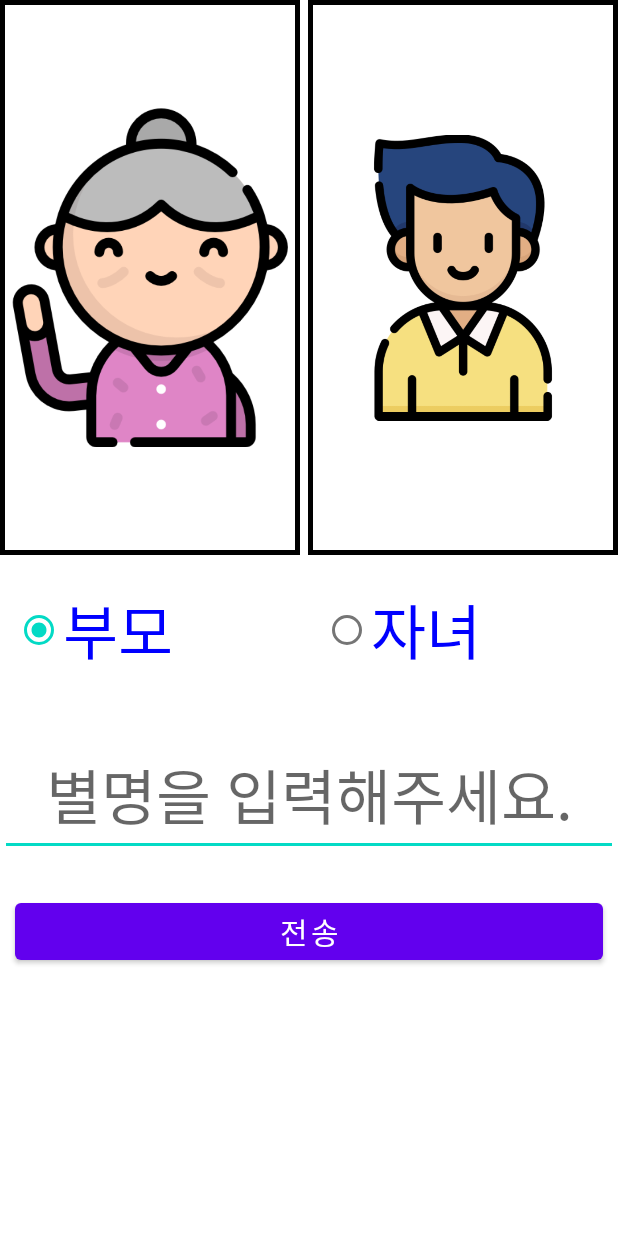
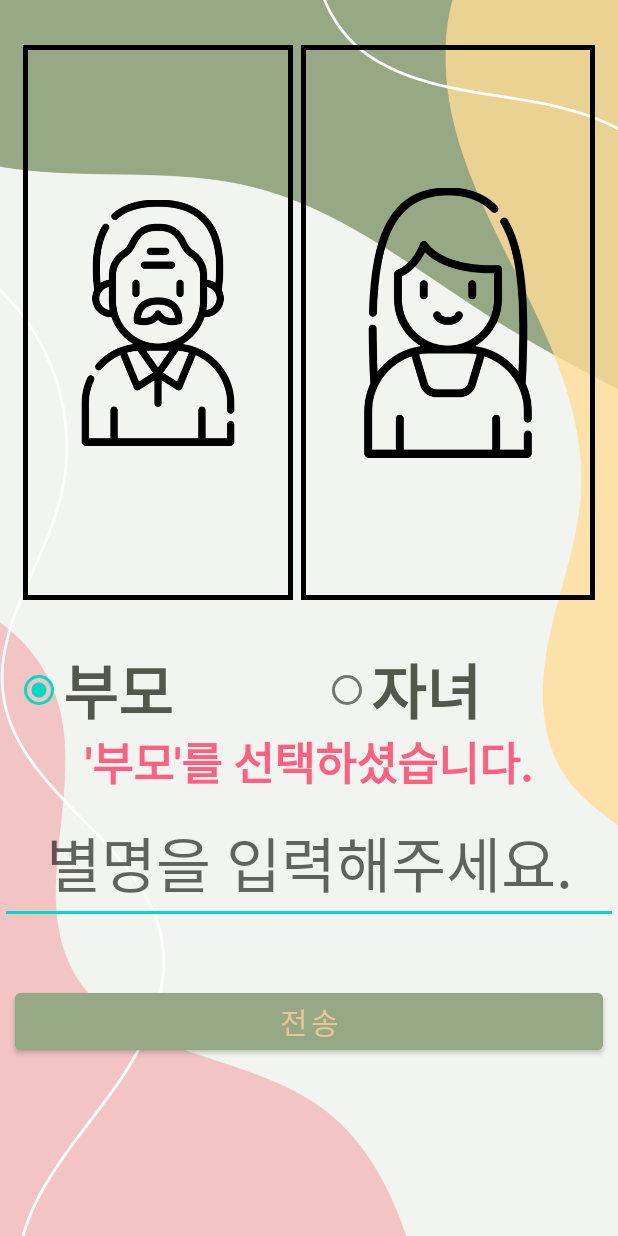
Before and after one commit to Capstone-Muyaho/Capstone-Chat, an Android app: the ChooseTypeActivity screen opened directly, with no data from a screen before it, after a tap on "부모", on a phone screen of 412 x 824 dp. Run offline under Robolectric (Android 15) with nearby library versions, the phone set to English and light mode, and no system bars; our stand-ins replace Firebase (no records; nobody signed in at launch, a user with empty details on screens opened directly); libraries missing offline, so code that uses them is left out: com.kakao.sdk; 1 statement that could not run was skipped.

Commit message:
디자인 수정
배경 디자인 추가
부모-자녀 선택 화면 디자인 변경

```diff
--- a/app/src/main/java/com/example/capstone_frontend/ChooseTypeActivity.kt
+++ b/app/src/main/java/com/example/capstone_frontend/ChooseTypeActivity.kt
@@ -4,12 +4,12 @@ import android.annotation.SuppressLint
 import android.content.Intent
 import android.os.Bundle
 import android.util.Log
+import android.widget.RadioGroup
 import androidx.appcompat.app.AppCompatActivity
 import com.google.firebase.database.DatabaseReference
 import com.google.firebase.database.ktx.database
 import com.google.firebase.ktx.Firebase
 import com.kakao.sdk.user.UserApiClient
-import kotlinx.android.synthetic.main.activity_my_profile.*
 import kotlinx.android.synthetic.main.activity_type.*
 
 class ChooseTypeActivity : AppCompatActivity() {
@@ -42,12 +42,25 @@ class ChooseTypeActivity : AppCompatActivity() {
             Log.e("firebase", "Error getting data", it)
         }
 
-        btn_grandma.setOnClickListener {
+        btn_nickname.setOnClickListener {
+            when(type_group.checkedRadioButtonId) {
+                R.id.btn_grandpa -> tv.text = "부모로 설정\n"
+                R.id.btn_daughter -> tv.text = "자녀로 설정\n"
+            }
+        }
+
+        type_group.setOnCheckedChangeListener(CheckboxListener())
+        type_group.setOnCheckedChangeListener { group, checkedId ->
+            when (checkedId) {
+                R.id.btn_grandpa -> tv.text = "'부모'를 선택하셨습니다."
+                R.id.btn_daughter -> tv.text = "'자녀'를 선택하셨습니다."
+            }
+        }
+
+        btn_grandpa.setOnClickListener {
             type = "P"
-            // Toast.makeText(applicationContext, Stype, Toast.LENGTH_SHORT).show()
-            btnNickName.setOnClickListener {
+            btn_nickname.setOnClickListener {
                 nickName = edit_nickname.text.toString()
-                // Toast.makeText(this@ChooseTypeActivity, inputNick, Toast.LENGTH_SHORT).show()
 
                 writeNewUser(id, nickName, email, type, ageRange, db)
 
@@ -58,13 +71,11 @@ class ChooseTypeActivity : AppCompatActivity() {
             }
         }
 
-        btn_son.setOnClickListener {
+        btn_daughter.setOnClickListener {
             type = "C"
-            // Toast.makeText(applicationContext, Stype, Toast.LENGTH_SHORT).show()
 
-            btnNickName.setOnClickListener {
+            btn_nickname.setOnClickListener {
                 nickName = edit_nickname.text.toString()
-                // Toast.makeText(this@ChooseTypeActivity, inputNick, Toast.LENGTH_SHORT).show()
 
                 writeNewUser(id, nickName, email, type, ageRange, db)
 
@@ -72,6 +83,18 @@ class ChooseTypeActivity : AppCompatActivity() {
                 childIntent.putExtra("type", type)
                 childIntent.putExtra("nickName", nickName)
                 startActivity(childIntent)
+            }
+        }
+    }
+
+    inner class CheckboxListener: RadioGroup.OnCheckedChangeListener {
+        override fun onCheckedChanged(group: RadioGroup?, checkedId: Int) {
+            when(group?.id) {
+                R.id.type_group ->
+                    when(checkedId) {
+                        R.id.btn_grandpa -> tv.text = "부모 설정"
+                        R.id.btn_daughter -> tv.text = "자녀 설정"
+                    }
             }
         }
     }
--- a/app/src/main/res/layout/activity_child_main.xml
+++ b/app/src/main/res/layout/activity_child_main.xml
@@ -4,7 +4,7 @@
     xmlns:tools="http://schemas.android.com/tools"
     android:layout_width="match_parent"
     android:layout_height="match_parent"
-    android:background="#CCE7C794"
+    android:background="@drawable/myinfo2"
     android:orientation="vertical"
     tools:context=".ChildMainActivity">
 
--- a/app/src/main/res/layout/activity_intro.xml
+++ b/app/src/main/res/layout/activity_intro.xml
@@ -3,12 +3,13 @@
     xmlns:app="http://schemas.android.com/apk/res-auto"
     android:layout_width="match_parent"
     android:layout_height="match_parent"
-    android:background="#97A884">
+    android:background="@drawable/menu1">
 
     <ImageView
         android:id="@+id/imageView"
-        android:layout_width="wrap_content"
-        android:layout_height="wrap_content"
+        android:layout_width="335dp"
+        android:layout_height="350dp"
+        android:layout_marginTop="24dp"
         app:layout_constraintBottom_toBottomOf="parent"
         app:layout_constraintEnd_toEndOf="parent"
         app:layout_constraintStart_toStartOf="parent"
--- a/app/src/main/res/layout/activity_log_in.xml
+++ b/app/src/main/res/layout/activity_log_in.xml
@@ -2,9 +2,9 @@
 <LinearLayout xmlns:android="http://schemas.android.com/apk/res/android"
     xmlns:app="http://schemas.android.com/apk/res-auto"
     xmlns:tools="http://schemas.android.com/tools"
+    android:background="@drawable/login"
     android:layout_width="match_parent"
     android:layout_height="match_parent"
-    android:background="#CCE7C794"
     android:gravity="center|bottom"
     tools:context=".LogInActivity">
 
--- a/app/src/main/res/layout/activity_my_profile.xml
+++ b/app/src/main/res/layout/activity_my_profile.xml
@@ -4,7 +4,7 @@
     xmlns:tools="http://schemas.android.com/tools"
     android:layout_width="match_parent"
     android:layout_height="match_parent"
-    android:background="#B3E7C794"
+    android:background="@drawable/myinfo2"
     tools:context=".MyProfileActivity">
 
     <TextView
--- a/app/src/main/res/layout/activity_parent_main.xml
+++ b/app/src/main/res/layout/activity_parent_main.xml
@@ -4,7 +4,7 @@
     xmlns:tools="http://schemas.android.com/tools"
     android:layout_width="match_parent"
     android:layout_height="match_parent"
-    android:background="#CCE7C794"
+    android:background="@drawable/myinfo2"
     android:orientation="vertical"
     tools:context=".ParentMainActivity">
 
--- a/app/src/main/res/layout/activity_snaptalk.xml
+++ b/app/src/main/res/layout/activity_snaptalk.xml
@@ -5,7 +5,7 @@
 
     android:layout_width="match_parent"
     android:layout_height="match_parent"
-    android:background="#B2E7C794"
+    android:background="@drawable/myinfo1"
     tools:context=".SnaptalkActivity">
 
     <Button
--- a/app/src/main/res/layout/activity_type.xml
+++ b/app/src/main/res/layout/activity_type.xml
@@ -1,66 +1,84 @@
 <?xml version="1.0" encoding="utf-8"?>
 <RelativeLayout xmlns:android="http://schemas.android.com/apk/res/android"
-    xmlns:app="http://schemas.android.com/apk/res-auto"
     xmlns:tools="http://schemas.android.com/tools"
     android:layout_width="match_parent"
     android:layout_height="match_parent"
+    android:background="@drawable/myinfo1"
     android:gravity="top|bottom"
     android:weightSum="2"
     tools:context=".ChooseTypeActivity">
 
     <ImageView
-        android:id="@+id/img_grandma"
-        android:layout_width="200dp"
+        android:id="@+id/img_grandpa"
+        android:layout_width="180dp"
         android:layout_height="370dp"
+        android:layout_marginLeft="15dp"
+        android:layout_marginTop="30dp"
         android:layout_weight="1"
         android:adjustViewBounds="true"
         android:background="@drawable/buttonline"
         android:scaleType="fitCenter"
-        android:src="@drawable/grandma" />
+        android:src="@drawable/grandfather" />
 
     <ImageView
-        android:id="@+id/img_son"
-        android:layout_width="220dp"
+        android:id="@+id/img_daughter"
+        android:layout_width="200dp"
         android:layout_height="370dp"
         android:layout_marginLeft="5dp"
-        android:layout_toRightOf="@id/img_grandma"
+        android:layout_marginTop="30dp"
+        android:layout_marginRight="15dp"
+        android:layout_toRightOf="@id/img_grandpa"
         android:layout_weight="1"
         android:adjustViewBounds="true"
         android:background="@drawable/buttonline"
         android:scaleType="fitCenter"
-        android:src="@drawable/father" />
+        android:src="@drawable/mother" />
+
+    <TextView
+        android:id="@+id/tv"
+        android:layout_width="match_parent"
+        android:layout_height="wrap_content"
+        android:layout_marginTop="485dp"
+        android:gravity="center"
+        android:text="유형 설정"
+        android:textColor="#FF607F"
+        android:textSize="30sp"
+        android:textStyle="bold" />
 
     <RadioGroup
+        android:id="@+id/type_group"
         android:layout_width="wrap_content"
         android:layout_height="wrap_content"
-        android:layout_marginTop="390dp"
+        android:layout_marginTop="430dp"
         android:orientation="horizontal"
         android:paddingLeft="10dp"
         android:paddingRight="10dp">
 
         <RadioButton
-            android:id="@+id/btn_grandma"
+            android:id="@+id/btn_grandpa"
             android:layout_width="wrap_content"
             android:layout_height="wrap_content"
             android:text="부모"
-            android:textColor="#0000ff"
-            android:textSize="40sp" />
+            android:textColor="#53584C"
+            android:textSize="40sp"
+            android:textStyle="bold" />
 
         <RadioButton
-            android:id="@+id/btn_son"
+            android:id="@+id/btn_daughter"
             android:layout_width="wrap_content"
             android:layout_height="wrap_content"
             android:layout_marginLeft="100dp"
             android:text="자녀"
-            android:textColor="#0000ff"
-            android:textSize="40sp" />
+            android:textColor="#53584C"
+            android:textSize="40sp"
+            android:textStyle="bold" />
     </RadioGroup>
 
     <EditText
         android:id="@+id/edit_nickname"
         android:layout_width="match_parent"
         android:layout_height="wrap_content"
-        android:layout_marginTop="490dp"
+        android:layout_marginTop="535dp"
         android:gravity="center"
         android:hint="별명을 입력해주세요."
         android:maxLength="10"
@@ -68,14 +86,16 @@
         android:textSize="40sp" />
 
     <Button
-        android:id="@+id/btnNickName"
+        android:id="@+id/btn_nickname"
         android:layout_width="match_parent"
         android:layout_height="wrap_content"
         android:layout_below="@id/edit_nickname"
         android:layout_marginLeft="10dp"
-        android:layout_marginTop="25dp"
+        android:layout_marginTop="40dp"
         android:layout_marginRight="10dp"
+        android:backgroundTint="#97A884"
         android:text="전송"
+        android:textColor="#E7C794"
         android:textSize="20dp" />
 
 </RelativeLayout>
```
Also changed, not shown: app/src/main/res/drawable/father.png (deleted), app/src/main/res/drawable/grandfather.png (added), app/src/main/res/drawable/grandma.png (deleted), app/src/main/res/drawable/login.png (added), app/src/main/res/drawable/menu1.png (added), app/src/main/res/drawable/mother.png (added), app/src/main/res/drawable/myinfo1.png (added), app/src/main/res/drawable/myinfo2.png (added).
